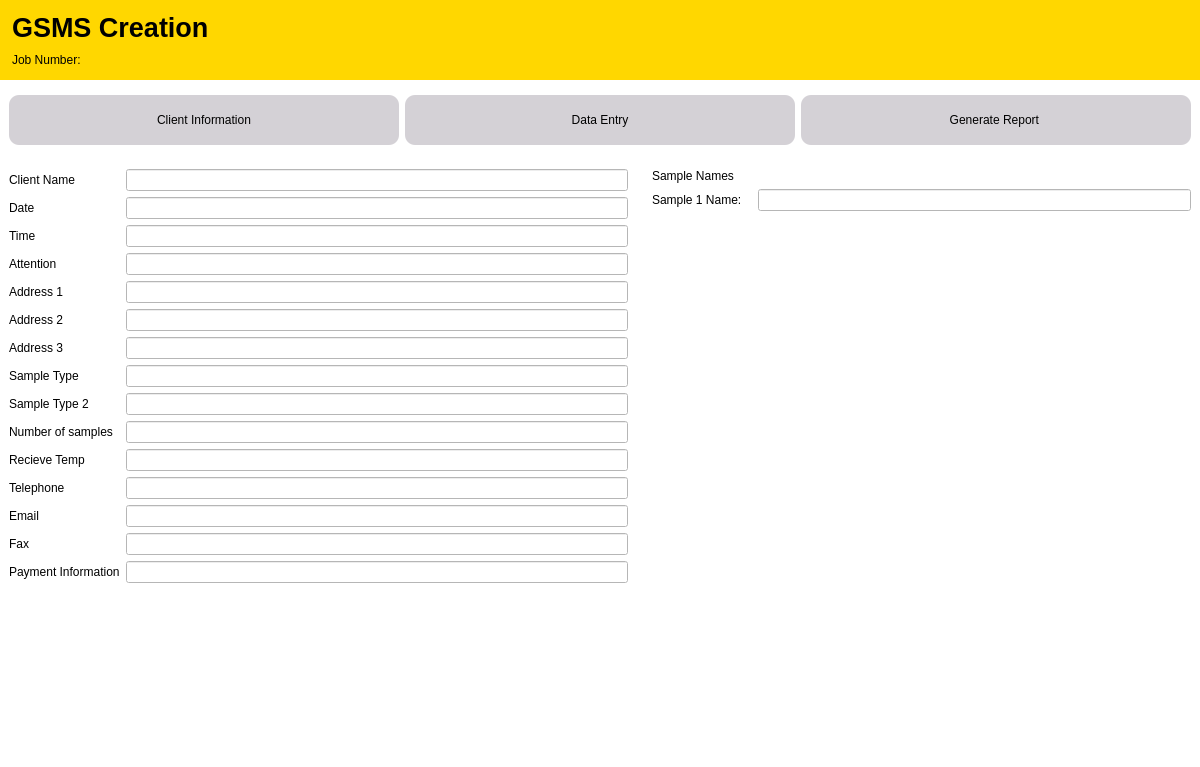
This is application/ui/GSMS_entry_page.ui in layup/LIMS as Qt 5 draws it before an edit. The edited form follows.
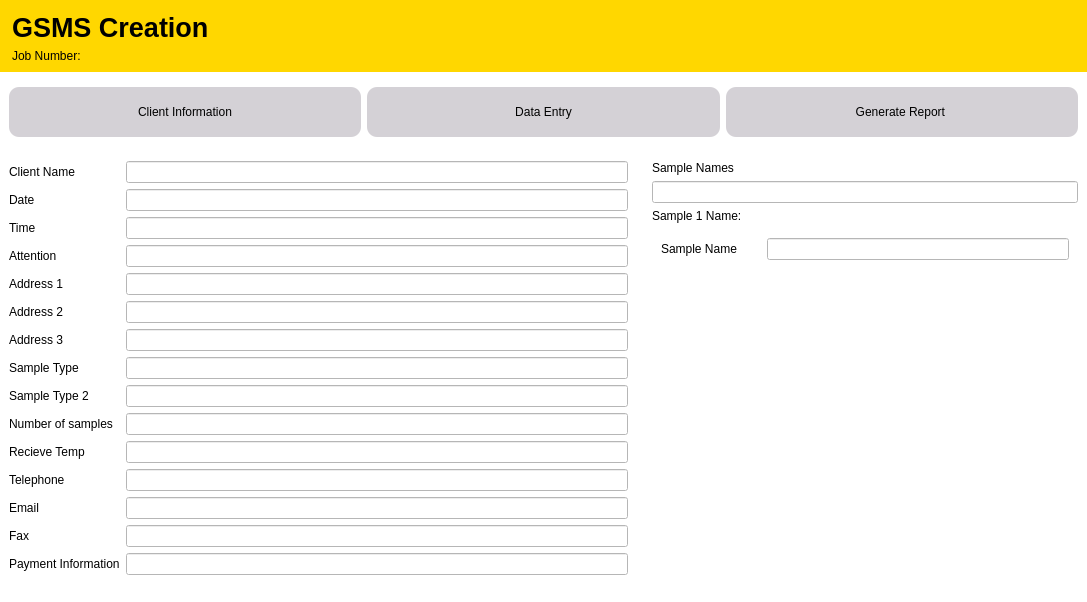
This is the edited form.

What changed in the file:
```diff
--- a/application/ui/GSMS_entry_page.ui
+++ b/application/ui/GSMS_entry_page.ui
@@ -6,8 +6,8 @@
    <rect>
     <x>0</x>
     <y>0</y>
-    <width>1200</width>
-    <height>767</height>
+    <width>194</width>
+    <height>0</height>
    </rect>
   </property>
   <property name="windowTitle">
@@ -350,7 +350,7 @@
             </layout>
            </widget>
           </item>
-          <item>
+          <item alignment="Qt::AlignTop">
            <widget class="QWidget" name="widget_4" native="true">
             <property name="minimumSize">
              <size>
@@ -366,8 +366,18 @@
 	min-width:100px; 
 }</string>
             </property>
-            <layout class="QFormLayout" name="formLayout_2">
-             <item row="1" column="0">
+            <layout class="QVBoxLayout" name="verticalLayout_3">
+             <item>
+              <widget class="QLabel" name="label_11">
+               <property name="text">
+                <string>Sample Names </string>
+               </property>
+              </widget>
+             </item>
+             <item>
+              <widget class="QLineEdit" name="sample1Value"/>
+             </item>
+             <item>
               <widget class="QLabel" name="sample1Name">
                <property name="minimumSize">
                 <size>
@@ -380,14 +390,26 @@
                </property>
               </widget>
              </item>
-             <item row="1" column="1">
-              <widget class="QLineEdit" name="sample1Value"/>
-             </item>
+             <item>
+              <widget class="QWidget" name="widget_3" native="true">
+               <property name="minimumSize">
+                <size>
+                 <width>100</width>
+                 <height>50</height>
+                </size>
+               </property>
+               <layout class="QFormLayout" name="formLayout_3">
              <item row="0" column="0">
-              <widget class="QLabel" name="label_11">
+                 <widget class="QLabel" name="label_12">
                <property name="text">
-                <string>Sample Names </string>
-               </property>
+                   <string>Sample Name </string>
+                  </property>
+                 </widget>
+                </item>
+                <item row="0" column="1">
+                 <widget class="QLineEdit" name="lineEdit"/>
+                </item>
+               </layout>
               </widget>
              </item>
             </layout>
```
Left out of the diff: 23 changed lines with no effect on the pictures. Lines whose indentation alone changed are shown as unchanged.
